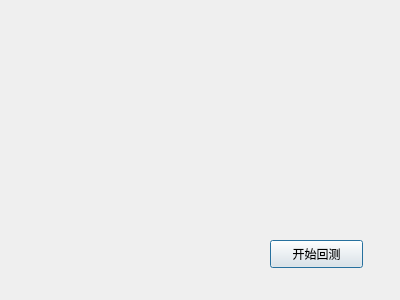
Qt form backtesting.ui (hewidow/CTP_QT) before a commit.
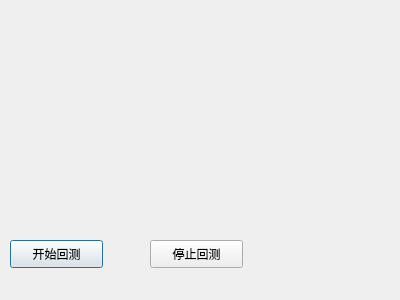
The same form after that commit.

Commit message: 搭建好回测框架，待完善接口

```diff
--- a/backtesting.ui
+++ b/backtesting.ui
@@ -16,7 +16,7 @@
   <widget class="QPushButton" name="startButton">
    <property name="geometry">
     <rect>
-     <x>270</x>
+     <x>10</x>
      <y>240</y>
      <width>93</width>
      <height>28</height>
@@ -26,6 +26,19 @@
     <string>开始回测</string>
    </property>
   </widget>
+  <widget class="QPushButton" name="stop">
+   <property name="geometry">
+    <rect>
+     <x>150</x>
+     <y>240</y>
+     <width>93</width>
+     <height>28</height>
+    </rect>
+   </property>
+   <property name="text">
+    <string>停止回测</string>
+   </property>
+  </widget>
  </widget>
  <layoutdefault spacing="6" margin="11"/>
  <resources/>
```
Left out of the diff: 2 changed lines with no effect on the pictures. The commit also changes 9 other files.
